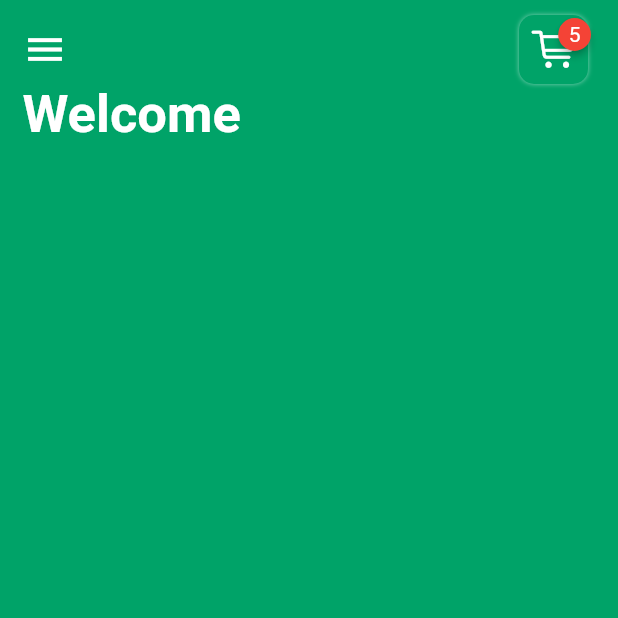
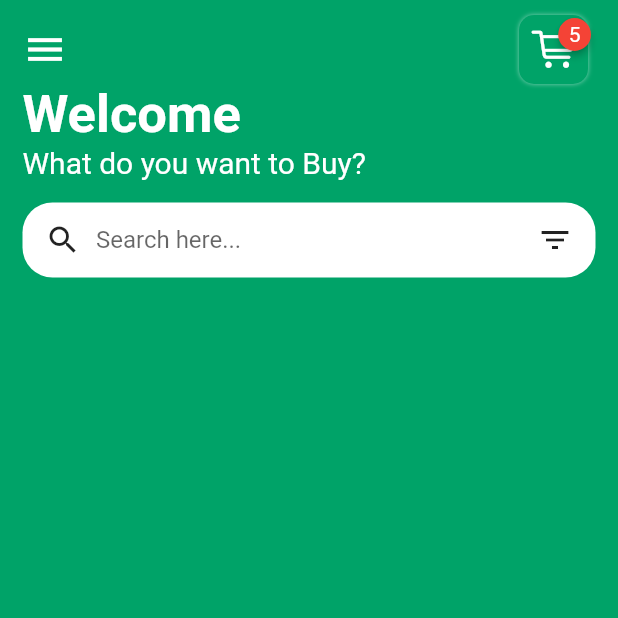
Before and after one commit to nielxxx/Grocery-Delivery-App-UI-Design, a Flutter app: the HomePage screen opened by its route, on a phone screen of 412 x 824 dp, the top half of it. Run offline on Flutter 3.47's test engine with Material 2 defaults, Android fonts, the phone set to English and light mode, and no system bars; drawn by our look-alikes of badges.

Commit message:
asdasd
asdasd

```diff
--- a/lib/pages/HomePage.dart
+++ b/lib/pages/HomePage.dart
@@ -60,7 +60,7 @@ class HomePage extends StatelessWidget {
                 alignment: Alignment.centerLeft,
                 padding: EdgeInsets.symmetric(horizontal: 15),
                 child: Column(
-                  // crossAxisAlignment: CrossAxisAlignment.start,
+                  crossAxisAlignment: CrossAxisAlignment.start,
                   children: [
                     Text(
                       "Welcome",
@@ -70,7 +70,38 @@ class HomePage extends StatelessWidget {
                         fontWeight:
                         FontWeight.bold,
                       ),
-                    )
+                    ),
+                    Text(
+                      "What do you want to Buy?",
+                      style: TextStyle(color: Colors.white, fontSize: 20),
+                    ),
+                  ],
+                ),
+              ),
+              //search widget
+              Container(
+                margin: EdgeInsets.all(15),
+                padding: EdgeInsets.symmetric(horizontal: 15),
+                height: 50,
+                decoration: BoxDecoration(
+                  color: Colors.white,
+                  borderRadius: BorderRadius.circular(20),
+                ),
+                child: Row(
+                  children:[
+                    Icon(Icons.search),
+                    Container(
+                      margin: EdgeInsets.only(left: 10),
+                      width: 250,
+                      child: TextFormField(
+                        decoration: InputDecoration(
+                          hintText: "Search here...",
+                          border: InputBorder.none,
+                        ),
+                      ),
+                    ),
+                    Spacer(),
+                    Icon(Icons.filter_list),
                   ],
                 ),
               ),
```
Also changed, not shown: 1 other file.
